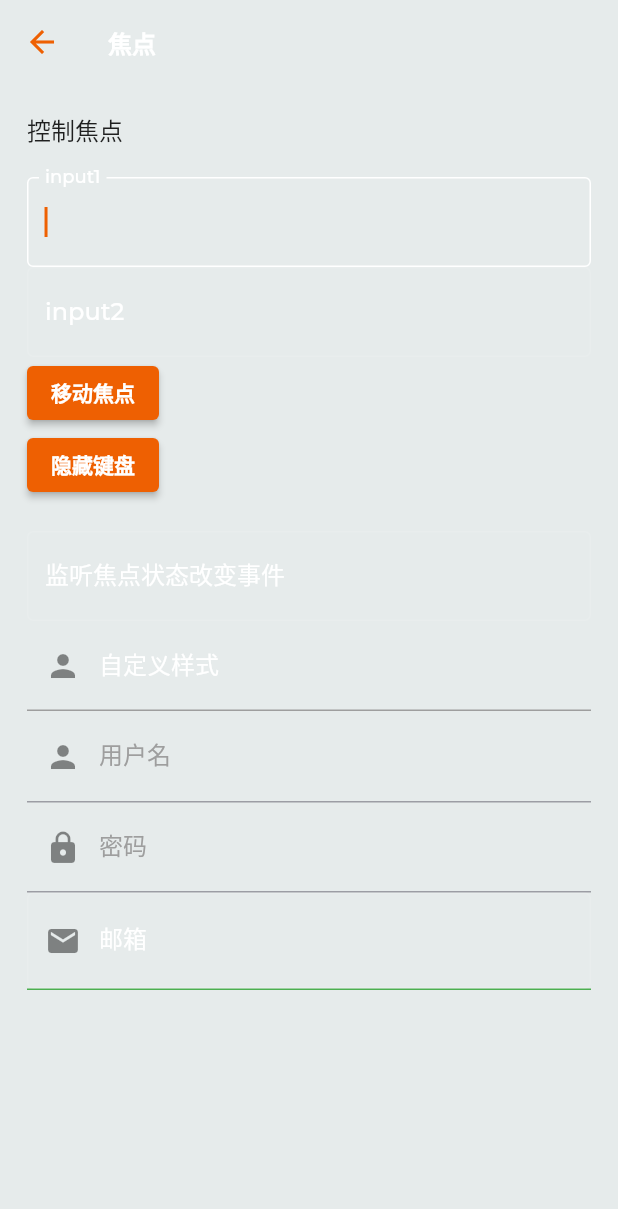
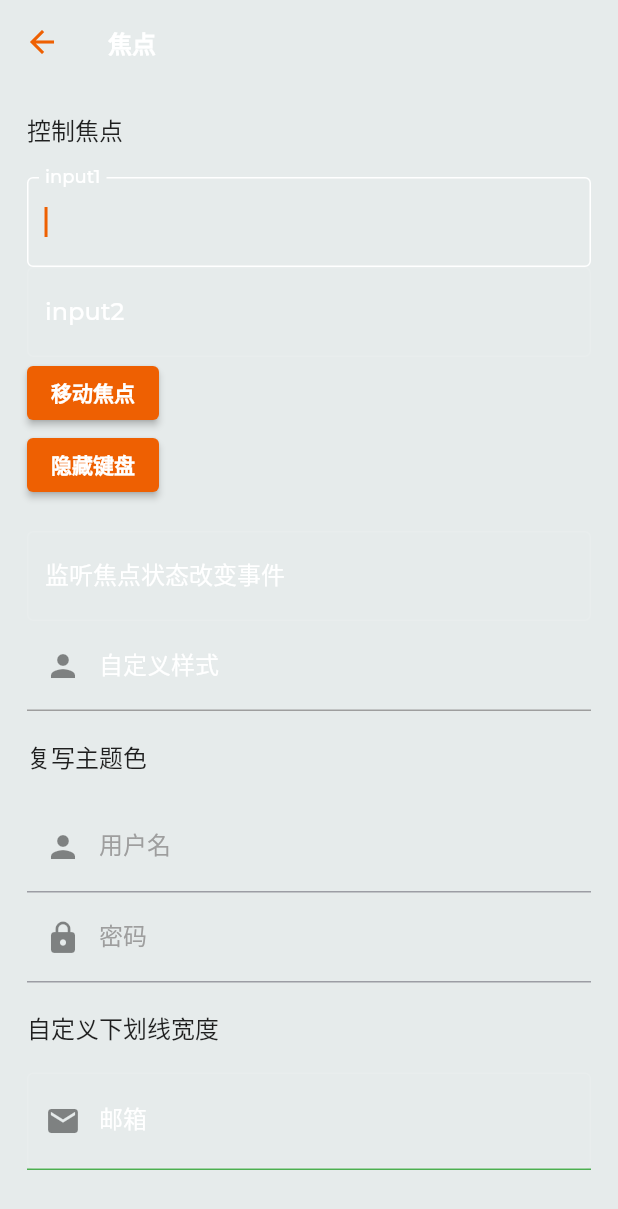
Before and after one commit to kingmui/HelloFlutter, a Flutter app: the FocusRoute screen opened by its route, on a phone screen of 412 x 824 dp. Shown: the top 1209 px of the screen. Run offline on Flutter 3.47's test engine with Material 2 defaults, Android fonts, the phone set to English and light mode, and no system bars; our stand-ins replace google_fonts; missing offline and left inert: iconstore.

Commit message:
refactor: add notes

```diff
--- a/lib/constants/index.dart
+++ b/lib/constants/index.dart
@@ -1,3 +1,6 @@
 // Only put constants shared between files here.
 
 const String initialRoute = '/';
+
+RegExp chineseMobileRegExp = RegExp(
+    r'^(?:\+?86)?1(?:3\d{3}|5[^4\D]\d{2}|8\d{3}|7(?:[0-35-9]\d{2}|4(?:0\d|1[0-2]|9\d))|9[0-35-9]\d{2}|6[2567]\d{2}|4(?:(?:10|4[01])\d{3}|[68]\d{4}|[579]\d{2}))\d{6}$');
--- a/lib/demo/button_route/index.dart
+++ b/lib/demo/button_route/index.dart
@@ -23,6 +23,7 @@ class ButtonRoute extends StatelessWidget {
             // 按下后，阴影会变大
             ElevatedButton(
               child: const Text('ElevatedButton'),
+              // 设置点击回调，当按钮按下时会执行该回调
               onPressed: () {},
             ),
             // 文本按钮，默认背景透明并不带阴影
--- a/lib/demo/focus_route/index.dart
+++ b/lib/demo/focus_route/index.dart
@@ -127,10 +127,16 @@ class _FocusRouteState extends State<FocusRoute> {
                   ),
                 ),
               ),
+              const Padding(
+                padding: EdgeInsets.symmetric(
+                  vertical: 18,
+                ),
+                child: Text('复写主题色'),
+              ),
               Theme(
                 data: Theme.of(context).copyWith(
                   // 定义下划线颜色
-                  hintColor: Colors.grey[200],
+                  hintColor: Colors.purple,
                   inputDecorationTheme: const InputDecorationTheme(
                     // 定义 label 字体样式
                     labelStyle: TextStyle(
@@ -139,7 +145,7 @@ class _FocusRouteState extends State<FocusRoute> {
                     // decoration 中可以设置 hintStyle，它可以覆盖 hintColor
                     // 定义提示文本样式
                     hintStyle: TextStyle(
-                      color: Colors.blue,
+                      color: Colors.grey,
                       fontSize: 14.0,
                     ),
                   ),
@@ -168,7 +174,13 @@ class _FocusRouteState extends State<FocusRoute> {
                   ],
                 ),
               ),
-              // 自定义下划线宽度
+              const Padding(
+                padding: EdgeInsets.symmetric(
+                  vertical: 18,
+                ),
+                child: Text('自定义下划线宽度'),
+              ),
+              // 无法直接定义下划线宽度。可以通过隐藏掉 TextField 本身的下划线，然后通过 Container 去嵌套定义样式
               Container(
                 decoration: const BoxDecoration(
                   border: Border(
--- a/lib/demo/textfield_route/index.dart
+++ b/lib/demo/textfield_route/index.dart
@@ -76,7 +76,7 @@ class _TextFieldRouteState extends State<TextFieldRoute> {
               // 如果没有提供 controller，那么 TextField 内部会自动创建一个
               controller: _userNameController,
               // 是否自动获取焦点
-              autofocus: true,
+              // autofocus: true,
               // 用于控制 TextField 的外观显示，如提示文本、背景颜色、边框等
               decoration: const InputDecoration(
                 labelText: '用户名',
@@ -93,7 +93,7 @@ class _TextFieldRouteState extends State<TextFieldRoute> {
               ),
               // 输入框内编辑文本在水平方向的对齐方式
               textAlign: TextAlign.end,
-              // 输入框的最大行数，默认为 1。如果为 null，则无行数限制。
+              // 输入框的最大行数，默认为 1。如果为 null，则无行数限制
               maxLines: 1,
               // 输入框文本的最大长度，设置后输入框右下角会显示输入的文本计数
               maxLength: 10,
@@ -155,6 +155,7 @@ class _TextFieldRouteState extends State<TextFieldRoute> {
             // Text('用户名: ${_userNameController.text}'),
             // Text('密码: ${_userPasswordController.text}'),
             TextField(
+              autofocus: true,
               controller: _selectionController,
             ),
           ],
--- a/pubspec.yaml
+++ b/pubspec.yaml
@@ -40,6 +40,10 @@ dependencies:
   # Use with the CupertinoIcons class for iOS style icons.
   cupertino_icons: ^1.0.2
   google_fonts: ^2.1.0
+  iconstore:
+    hosted:
+      name: iconstore
+    version: ^1.0.0-dev.1
 
 dev_dependencies:
   flutter_test:
@@ -94,6 +98,6 @@ flutter:
   fonts:
   - family: iconstore
     fonts:
-      - asset: assets/font/iconstore.ttf
+      - asset: assets/fonts/iconstore.ttf
   # For details regarding fonts from package dependencies,
   # see https://flutter.dev/custom-fonts/#from-packages
```
Also changed, not shown: lib/demo/form_route/index.dart (+27 -5 lines), lib/demo/image_route/index.dart (+12 -10 lines), lib/demo/text_route/index.dart (+19 -8 lines), assets/fonts/iconstore.ttf (renamed from assets/font/iconstore.ttf).
